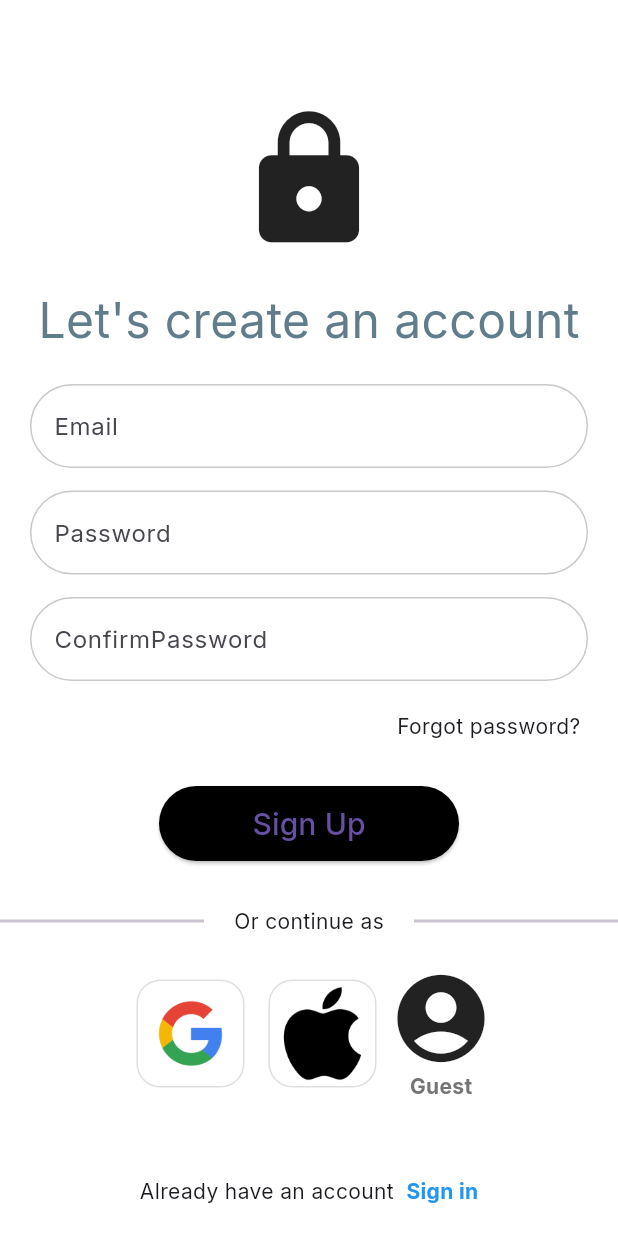
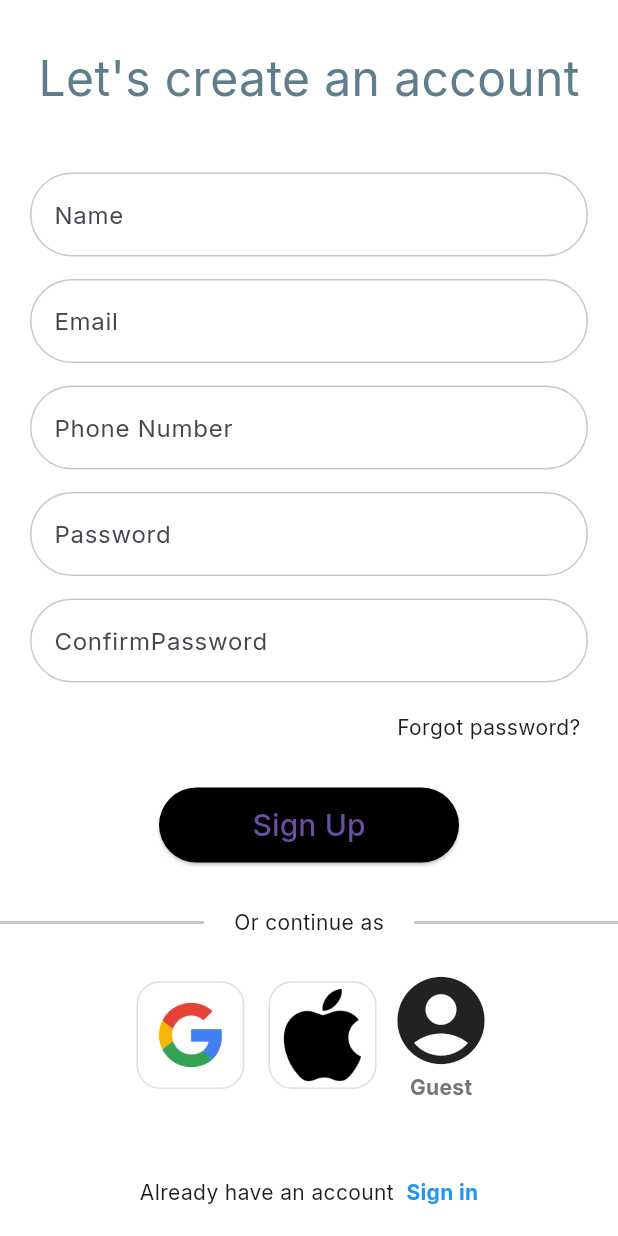
Before and after one commit to ArshdeepxSingh/ClubBooking, a Flutter app: the screen it shows after launch, after a tap on "Register Now", on a phone screen of 412 x 824 dp. Run offline on Flutter 3.47's test engine with Material 3 defaults, Android fonts, the phone set to English and light mode, and no system bars; our stand-ins replace cloud_firestore, firebase_auth, firebase_core, google_fonts, google_sign_in; accounts and stored records are empty; network calls fail.

Commit message:
aadhar page added with login

```diff
--- a/club_prototype/lib/main.dart
+++ b/club_prototype/lib/main.dart
@@ -1,4 +1,4 @@
-import 'package:club_prototype/pages/auth_page.dart';
+import 'package:club_prototype/pages/login/auth_page.dart';
 import 'package:club_prototype/pages/homepage.dart';
 import 'package:club_prototype/pages/night_out.dart';
 import 'package:club_prototype/util/routes.dart';
--- a/club_prototype/lib/pages/auth_page.dart
+++ b/club_prototype/lib/pages/login/auth_page.dart
@@ -1,5 +1,6 @@
-import 'package:club_prototype/pages/homepage.dart';
-import 'package:club_prototype/pages/login_or_register_page.dart';
+
+import 'package:club_prototype/pages/login/aadhar_verification.dart';
+import 'package:club_prototype/pages/login/login_or_register_page.dart';
 import 'package:firebase_auth/firebase_auth.dart';
 import 'package:flutter/material.dart';
 
@@ -16,7 +17,7 @@ class AuthPage extends StatelessWidget {
 
         // user is logged in
         if (snapshot.hasData && snapshot.data != null){
-          return const HomePage();
+          return const AadharVerification();
 
         // user is not logged in
 
--- a/club_prototype/lib/pages/login_or_register_page.dart
+++ b/club_prototype/lib/pages/login/login_or_register_page.dart
@@ -1,5 +1,5 @@
-import 'package:club_prototype/pages/login.dart';
-import 'package:club_prototype/pages/register_page.dart';
+import 'package:club_prototype/pages/login/login.dart';
+import 'package:club_prototype/pages/login/register_page.dart';
 import 'package:flutter/material.dart';
 
 
--- a/club_prototype/lib/pages/register_page.dart
+++ b/club_prototype/lib/pages/login/register_page.dart
@@ -1,3 +1,4 @@
+import 'package:cloud_firestore/cloud_firestore.dart';
 import 'package:club_prototype/util/services/auth_service.dart';
 import 'package:flutter/material.dart';
 
@@ -16,6 +17,8 @@ class _RegisterPageState extends State<RegisterPage> {
   final emailController = TextEditingController();
   final passwordController = TextEditingController();
   final confirmPasswordController = TextEditingController();
+  final nameController = TextEditingController();
+  final phoneController = TextEditingController();
 
   void signUserUp() async {
     // show loading circle
@@ -37,8 +40,21 @@ class _RegisterPageState extends State<RegisterPage> {
           .showSnackBar(const SnackBar(content: Text("Passwords don't match")));
     } else {
       try {
+
+        // sign up
         await FirebaseAuth.instance.createUserWithEmailAndPassword(
             email: emailController.text, password: passwordController.text);
+
+        // add user details to database
+        addUserDetails(
+
+          nameController.text.trim(),
+          emailController.text.trim(),
+          phoneController.text.trim()
+
+          );
+
+
 
         // pop the loading circle
 
@@ -53,6 +69,24 @@ class _RegisterPageState extends State<RegisterPage> {
             .showSnackBar(SnackBar(content: Text(e.code)));
       }
     }
+  }
+
+
+
+
+
+  Future addUserDetails( String name , String email ,String phone ){
+    return FirebaseFirestore.instance.collection('Users').add({
+
+
+      'id' :  FirebaseFirestore.instance.collection("Users").doc().id ,
+      'Name' : name  ,
+      'Email' : email ,
+      'Phone' : phone,
+
+    }
+
+    );
   }
 
   void wrongEmailOrPassword() {
@@ -75,17 +109,7 @@ class _RegisterPageState extends State<RegisterPage> {
             child: Column(
               children: [
                 const SizedBox(
-                  height: 50,
-                ),
-
-                // logo
-
-                const Icon(
-                  Icons.lock,
-                  size: 100,
-                ),
-                const SizedBox(
-                  height: 20,
+                  height: 10,
                 ),
 
                 // welcome
@@ -94,11 +118,37 @@ class _RegisterPageState extends State<RegisterPage> {
                   "Let's create an account",
                   style: TextStyle(fontSize: 32, color: Colors.blueGrey),
                 ),
+                const SizedBox(
+                  height: 20,
+                ),
 
                 Padding(
                   padding: const EdgeInsets.all(20.0),
                   child: Column(
                     children: [
+
+                      // Name
+
+                      TextFormField(
+                        controller: nameController,
+                        decoration: InputDecoration(
+                            enabledBorder: OutlineInputBorder(
+                                borderSide: const BorderSide(
+                                    color: Color.fromARGB(255, 201, 201, 201)),
+                                borderRadius: BorderRadius.circular(50)),
+                            focusedBorder: OutlineInputBorder(
+                                borderSide:
+                                    const BorderSide(color: Colors.blue),
+                                borderRadius: BorderRadius.circular(50)),
+                            hintText: "Enter your Name ",
+                            labelText: "Name"),
+                      ),
+
+
+
+                      const SizedBox(
+                        height: 15,
+                      ),
                       // email
 
                       TextFormField(
@@ -116,11 +166,32 @@ class _RegisterPageState extends State<RegisterPage> {
                             labelText: "Email"),
                       ),
 
-                      // password
+
 
                       const SizedBox(
                         height: 15,
                       ),
+
+                      TextFormField(
+                        controller: phoneController,
+                        decoration: InputDecoration(
+                            enabledBorder: OutlineInputBorder(
+                                borderSide: const BorderSide(
+                                    color: Color.fromARGB(255, 201, 201, 201)),
+                                borderRadius: BorderRadius.circular(50)),
+                            focusedBorder: OutlineInputBorder(
+                                borderSide:
+                                    const BorderSide(color: Colors.blue),
+                                borderRadius: BorderRadius.circular(50)),
+                            hintText: "+91 ",
+                            labelText: "Phone Number"),
+                      ),
+
+                      const SizedBox(
+                        height: 15,
+                      ),
+
+                      // password
 
                       TextFormField(
                         obscureText: true,
@@ -137,9 +208,12 @@ class _RegisterPageState extends State<RegisterPage> {
                             hintText: "Enter Password ",
                             labelText: "Password"),
                       ),
+
                       const SizedBox(
                         height: 15,
                       ),
+
+                      // confirm password
 
                       TextFormField(
                         obscureText: true,
@@ -155,7 +229,14 @@ class _RegisterPageState extends State<RegisterPage> {
                                 borderRadius: BorderRadius.circular(50)),
                             hintText: "Re-Enter Password ",
                             labelText: "ConfirmPassword"),
-                      )
+                      ),
+
+
+
+
+
+
+
                     ],
                   ),
                 ),
--- a/club_prototype/pubspec.yaml
+++ b/club_prototype/pubspec.yaml
@@ -39,6 +39,7 @@ dependencies:
   firebase_core: ^2.24.0
   firebase_auth: ^4.15.0
   google_sign_in: ^6.1.6
+  cloud_firestore: ^4.13.5
 
 dev_dependencies:
   flutter_test:
```
Also changed, not shown: club_prototype/lib/pages/login/aadhar_verification.dart (added, +33 -0 lines), club_prototype/lib/util/services/auth_service.dart (+6 -11 lines), club_prototype/lib/pages/login/login.dart (renamed from club_prototype/lib/pages/login.dart), club_prototype/pubspec.lock, 3 other files.
